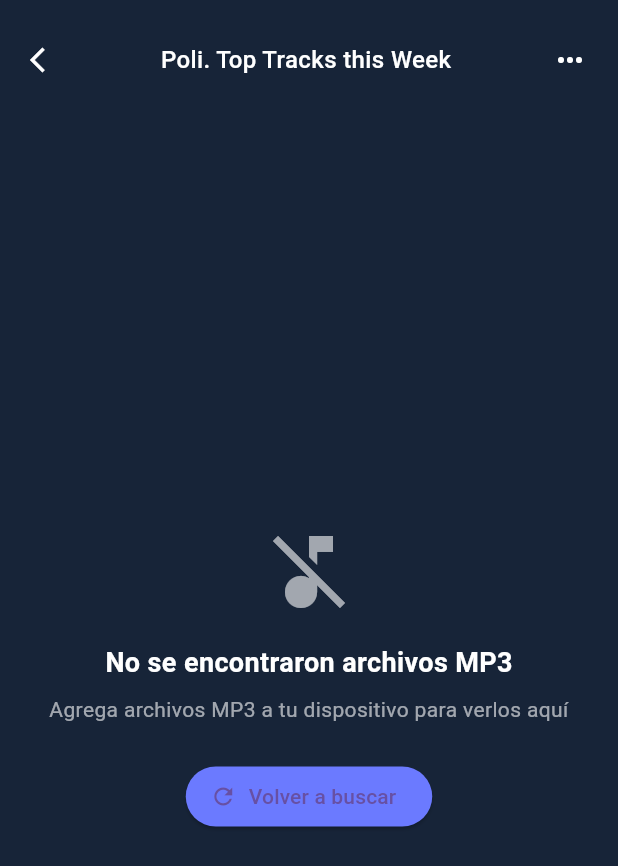
After one commit to arincon21/flutter_music_player, a Flutter app: the screen it shows after launch, after a tap on "Volver a buscar", on a phone screen of 412 x 824 dp. The commit adds this screen. Shown: the top 866 px of the screen. Run offline on Flutter 3.47's test engine with Material 3 defaults, Android fonts, the phone set to English and light mode, and no system bars; our stand-ins replace permission_handler; missing offline and left inert: sliding_up_panel2.

Commit message:
add list view of mp3

```diff
--- a/lib/main.dart
+++ b/lib/main.dart
@@ -1,6 +1,7 @@
 import 'package:flutter/material.dart';
 import 'package:sliding_up_panel2/sliding_up_panel2.dart';
 import 'package:flutter/services.dart';
+import 'track_list_widget.dart';
 
 void main() {
   runApp(MyApp());
@@ -44,8 +45,7 @@ class _MusicPlayerScreenState extends State<MusicPlayerScreen> {
             SlidingUpPanel(
               controller: _panelController,
               minHeight: 120,
-              maxHeight:
-                  MediaQuery.of(context).size.height -
+              maxHeight: MediaQuery.of(context).size.height -
                   100, // Reducido para no cubrir el título
               borderRadius: BorderRadius.vertical(top: Radius.circular(24)),
               color: Color(0xFFFEFFFF),
@@ -133,7 +133,7 @@ class _MusicPlayerScreenState extends State<MusicPlayerScreen> {
         child: Column(
           children: [
             _buildHeader(),
-            Expanded(child: _buildTrackList()),
+            Expanded(child: TrackListWidget()),
           ],
         ),
       ),
--- /dev/null
+++ b/lib/track_list_widget.dart
@@ -0,0 +1,489 @@
+import 'dart:io';
+import 'package:flutter/material.dart';
+import 'package:permission_handler/permission_handler.dart';
+import 'package:path_provider/path_provider.dart';
+
+class TrackListWidget extends StatefulWidget {
+  const TrackListWidget({Key? key}) : super(key: key);
+
+  @override
+  State<TrackListWidget> createState() => _TrackListWidgetState();
+}
+
+class _TrackListWidgetState extends State<TrackListWidget> {
+  List<File> mp3Files = [];
+  bool isLoading = false;
+  bool hasPermission = false;
+
+  @override
+  void initState() {
+    super.initState();
+    _checkPermissionsAndLoadFiles();
+  }
+
+  Future<void> _checkPermissionsAndLoadFiles() async {
+    setState(() {
+      isLoading = true;
+    });
+
+    // Para Android 13+ (API 33+) usar permisos específicos de audio
+    bool permissionGranted = false;
+
+    if (Platform.isAndroid) {
+      // Para Android 13+ (API 33+)
+      if (await Permission.audio.isDenied) {
+        final status = await Permission.audio.request();
+        permissionGranted = status.isGranted;
+      } else {
+        permissionGranted = await Permission.audio.isGranted;
+      }
+
+      // Fallback para versiones anteriores
+      if (!permissionGranted) {
+        if (await Permission.storage.isDenied) {
+          final status = await Permission.storage.request();
+          permissionGranted = status.isGranted;
+        } else {
+          permissionGranted = await Permission.storage.isGranted;
+        }
+      }
+
+      // Para Android 11+ también necesitamos MANAGE_EXTERNAL_STORAGE en algunos casos
+      if (!permissionGranted &&
+          await Permission.manageExternalStorage.isDenied) {
+        final status = await Permission.manageExternalStorage.request();
+        permissionGranted = status.isGranted;
+      }
+    } else {
+      permissionGranted = true; // Para iOS o otras plataformas
+    }
+
+    setState(() {
+      hasPermission = permissionGranted;
+    });
+
+    if (permissionGranted) {
+      await _loadMp3Files();
+    }
+
+    setState(() {
+      isLoading = false;
+    });
+  }
+
+  Future<void> _loadMp3Files() async {
+    setState(() {
+      isLoading = true;
+      mp3Files.clear(); // Limpiar la lista antes de empezar
+    });
+
+    // Usar un Set para evitar rutas duplicadas.
+    Set<String> foundPaths = {};
+
+    try {
+      // Obtener directorios comunes donde se almacenan archivos de audio
+      List<Directory> searchDirectories = [];
+
+      if (Platform.isAndroid) {
+        // Buscar solo en directorios específicos para evitar redundancia.
+        List<String> commonMusicPaths = [
+          '/storage/emulated/0/Music',
+          '/storage/emulated/0/Download',
+          '/storage/emulated/0/Documents',
+          '/sdcard/Music',
+          '/sdcard/Download',
+        ];
+
+        for (String path in commonMusicPaths) {
+          Directory dir = Directory(path);
+          if (await dir.exists()) {
+            searchDirectories.add(dir);
+          }
+        }
+      } else {
+        // Para iOS
+        Directory appDir = await getApplicationDocumentsDirectory();
+        searchDirectories.add(appDir);
+      }
+
+      List<File> foundFiles = [];
+
+      // Buscar archivos MP3 en todos los directorios
+      for (Directory dir in searchDirectories) {
+        // Pasamos el Set a la función de búsqueda
+        await _searchMp3InDirectory(dir, foundFiles, foundPaths);
+      }
+
+      // Ordenar por nombre
+      foundFiles.sort((a, b) => a.path
+          .split('/')
+          .last
+          .toLowerCase()
+          .compareTo(b.path.split('/').last.toLowerCase()));
+
+      setState(() {
+        mp3Files = foundFiles;
+      });
+    } catch (e) {
+      print('Error al buscar archivos MP3: $e');
+    } finally {
+      setState(() {
+        isLoading = false;
+      });
+    }
+  }
+
+  // Modificamos la función para que acepte el Set de rutas.
+  Future<void> _searchMp3InDirectory(
+      Directory dir, List<File> foundFiles, Set<String> foundPaths) async {
+    try {
+      await for (FileSystemEntity entity
+          in dir.list(recursive: true, followLinks: false)) {
+        if (entity is File && entity.path.toLowerCase().endsWith('.mp3')) {
+          try {
+            // SOLUCIÓN DEFINITIVA: Usar la ruta canónica para resolver 'apodos' como /sdcard/ y /storage/emulated/0/
+            final canonicalPath = await entity.resolveSymbolicLinks();
+            if (foundPaths.add(canonicalPath)) {
+              // .add() en un Set devuelve true si el elemento no existía.
+              foundFiles.add(entity);
+            }
+          } catch (e) {
+            print('No se pudo resolver la ruta para ${entity.path}: $e');
+            // Como fallback, usar la ruta absoluta si la canónica falla.
+            final absolutePath = entity.absolute.path;
+            if (foundPaths.add(absolutePath)) {
+              foundFiles.add(entity);
+            }
+          }
+        }
+      }
+    } catch (e) {
+      // Ignoramos errores de permisos en directorios específicos
+      print('Error al buscar en directorio ${dir.path}: $e');
+    }
+  }
+
+  String _getFileName(String path) {
+    return path.split('/').last.replaceAll('.mp3', '');
+  }
+
+  String _formatFileSize(int bytes) {
+    if (bytes < 1024) return '$bytes B';
+    if (bytes < 1024 * 1024) return '${(bytes / 1024).toStringAsFixed(1)} KB';
+    return '${(bytes / (1024 * 1024)).toStringAsFixed(1)} MB';
+  }
+
+  Color _getRandomColor() {
+    List<Color> colors = [
+      Color(0xFFFF6B6B),
+      Color(0xFF6B7AFF),
+      Color(0xFF4ECDC4),
+      Color(0xFFE8E8E8),
+      Color(0xFF2C2C2C),
+      Color(0xFFFFD93D),
+      Color(0xFF6BCF7F),
+      Color(0xFFFF8E53),
+      Color(0xFF845EC2),
+      Color(0xFF4E9FFF),
+    ];
+    return colors[DateTime.now().millisecond % colors.length];
+  }
+
+  String _getFileCategory(String fileName) {
+    // Puedes implementar lógica para categorizar por nombre o metadatos
+    List<String> categories = [
+      'Hiphop Rap',
+      'Alternative',
+      'Pop',
+      'Rock',
+      'Electronic'
+    ];
+    return categories[fileName.hashCode.abs() % categories.length];
+  }
+
+  String _getFileDuration(File file) {
+    // Simulamos duración basada en el tamaño del archivo
+    // En una implementación real, usarías un package como flutter_ffmpeg o similar
+    try {
+      int sizeInMB = file.lengthSync() ~/ (1024 * 1024);
+      int estimatedMinutes = (sizeInMB * 0.8).round(); // Estimación aproximada
+      if (estimatedMinutes < 60) {
+        return '${estimatedMinutes}m';
+      } else {
+        int hours = estimatedMinutes ~/ 60;
+        int minutes = estimatedMinutes % 60;
+        return '${hours}h ${minutes}m';
+      }
+    } catch (e) {
+      return '3m'; // Valor por defecto
+    }
+  }
+
+  Widget buildTrackList() {
+    if (isLoading) {
+      return const Center(
+        child: Column(
+          mainAxisAlignment: MainAxisAlignment.center,
+          children: [
+            CircularProgressIndicator(color: Colors.white),
+            SizedBox(height: 16),
+            Text(
+              'Buscando archivos MP3...',
+              style: TextStyle(color: Colors.white),
+            ),
+          ],
+        ),
+      );
+    }
+
+    if (!hasPermission) {
+      return Center(
+        child: Column(
+          mainAxisAlignment: MainAxisAlignment.center,
+          children: [
+            const Icon(
+              Icons.folder_off,
+              size: 64,
+              color: Colors.white60,
+            ),
+            const SizedBox(height: 16),
+            const Text(
+              'Sin permisos de almacenamiento',
+              style: TextStyle(
+                fontSize: 18,
+                fontWeight: FontWeight.bold,
+                color: Colors.white,
+              ),
+            ),
+            const SizedBox(height: 8),
+            const Text(
+              'Se necesitan permisos para acceder a los archivos de audio',
+              textAlign: TextAlign.center,
+              style: TextStyle(color: Colors.white60),
+            ),
+            const SizedBox(height: 16),
+            ElevatedButton(
+              onPressed: _checkPermissionsAndLoadFiles,
+              style: ElevatedButton.styleFrom(
+                backgroundColor: Color(0xFF6B7AFF),
+              ),
+              child: const Text('Solicitar permisos'),
+            ),
+          ],
+        ),
+      );
+    }
+
+    if (mp3Files.isEmpty) {
+      return Center(
+        child: Column(
+          mainAxisAlignment: MainAxisAlignment.center,
+          children: [
+            const Icon(
+              Icons.music_off,
+              size: 64,
+              color: Colors.white60,
+            ),
+            const SizedBox(height: 16),
+            const Text(
+              'No se encontraron archivos MP3',
+              style: TextStyle(
+                fontSize: 18,
+                fontWeight: FontWeight.bold,
+                color: Colors.white,
+              ),
+            ),
+            const SizedBox(height: 8),
+            const Text(
+              'Agrega archivos MP3 a tu dispositivo para verlos aquí',
+              textAlign: TextAlign.center,
+              style: TextStyle(color: Colors.white60),
+            ),
+            const SizedBox(height: 24),
+            ElevatedButton.icon(
+              onPressed: _loadMp3Files,
+              icon: Icon(Icons.refresh),
+              label: Text('Volver a buscar'),
+              style: ElevatedButton.styleFrom(
+                backgroundColor: Color(0xFF6B7AFF),
+              ),
+            ),
+          ],
+        ),
+      );
+    }
+
+    return Column(
+      crossAxisAlignment: CrossAxisAlignment.start,
+      children: [
+        Padding(
+          padding: const EdgeInsets.fromLTRB(20, 16, 20, 16),
+          child: Row(
+            mainAxisAlignment: MainAxisAlignment.spaceBetween,
+            children: [
+              Text(
+                'Archivos MP3 (${mp3Files.length})',
+                style: const TextStyle(
+                  fontSize: 18,
+                  fontWeight: FontWeight.bold,
+                  color: Colors.white,
+                ),
+              ),
+              GestureDetector(
+                onTap: _loadMp3Files,
+                child: Container(
+                  padding: EdgeInsets.all(8),
+                  child: Icon(
+                    Icons.refresh,
+                    color: Colors.white60,
+                    size: 24,
+                  ),
+                ),
+              ),
+            ],
+          ),
+        ),
+        Expanded(
+          child: ListView.builder(
+            padding: EdgeInsets.fromLTRB(20, 0, 20, 100),
+            itemCount: mp3Files.length,
+            itemBuilder: (context, index) {
+              File file = mp3Files[index];
+              String fileName = _getFileName(file.path);
+              String category = _getFileCategory(fileName);
+              String duration = _getFileDuration(file);
+              Color trackColor = _getRandomColor();
+
+              return Container(
+                margin: EdgeInsets.only(bottom: 16),
+                child: Row(
+                  children: [
+                    Container(
+                      width: 50,
+                      height: 50,
+                      decoration: BoxDecoration(
+                        color: trackColor,
+                        borderRadius: BorderRadius.circular(8),
+                      ),
+                      child: index == 0
+                          ? Center(
+                              child: Container(
+                                width: 20,
+                                height: 20,
+                                decoration: BoxDecoration(
+                                  color: Color(0xFF172438),
+                                  shape: BoxShape.circle,
+                                ),
+                              ),
+                            )
+                          : Center(
+                              child: Icon(
+                                Icons.music_note,
+                                color: Colors.white.withOpacity(0.8),
+                                size: 24,
+                              ),
+                            ),
+                    ),
+                    SizedBox(width: 12),
+                    Expanded(
+                      child: Column(
+                        crossAxisAlignment: CrossAxisAlignment.start,
+                        children: [
+                          Text(
+                            fileName,
+                            style: TextStyle(
+                              color: Colors.white,
+                              fontSize: 14,
+                              fontWeight: FontWeight.w500,
+                            ),
+                            maxLines: 1,
+                            overflow: TextOverflow.ellipsis,
+                          ),
+                          Text(
+                            'Artista desconocido',
+                            style:
+                                TextStyle(color: Colors.white60, fontSize: 12),
+                          ),
+                        ],
+                      ),
+                    ),
+                    Column(
+                      crossAxisAlignment: CrossAxisAlignment.end,
+                      children: [
+                        Text(
+                          duration,
+                          style: TextStyle(color: Colors.white60, fontSize: 12),
+                        ),
+                        Text(
+                          category,
+                          style: TextStyle(
+                            color: Colors.white.withOpacity(0.4),
+                            fontSize: 10,
+                          ),
+                        ),
+                      ],
+                    ),
+                    SizedBox(width: 8),
+                    GestureDetector(
+                      onTap: () => _showFileInfo(file),
+                      child: Icon(Icons.more_vert,
+                          color: Colors.white60, size: 20),
+                    ),
+                  ],
+                ),
+              );
+            },
+          ),
+        ),
+      ],
+    );
+  }
+
+  void _showFileInfo(File file) async {
+    FileStat stat = await file.stat();
+    showDialog(
+      context: context,
+      builder: (context) => AlertDialog(
+        backgroundColor: Color(0xFF1E1E1E),
+        title: Text(
+          _getFileName(file.path),
+          style: TextStyle(color: Colors.white),
+        ),
+        content: Column(
+          mainAxisSize: MainAxisSize.min,
+          crossAxisAlignment: CrossAxisAlignment.start,
+          children: [
+            Text(
+              'Ruta: ${file.path}',
+              style: TextStyle(color: Colors.white70),
+            ),
+            const SizedBox(height: 8),
+            Text(
+              'Tamaño: ${_formatFileSize(stat.size)}',
+              style: TextStyle(color: Colors.white70),
+            ),
+            const SizedBox(height: 8),
+            Text(
+              'Modificado: ${stat.modified.toString().split('.')[0]}',
+              style: TextStyle(color: Colors.white70),
+            ),
+          ],
+        ),
+        actions: [
+          TextButton(
+            onPressed: () => Navigator.pop(context),
+            child: const Text(
+              'Cerrar',
+              style: TextStyle(color: Color(0xFF6B7AFF)),
+            ),
+          ),
+        ],
+      ),
+    );
+  }
+
+  @override
+  Widget build(BuildContext context) {
+    return buildTrackList();
+  }
+}
--- a/pubspec.yaml
+++ b/pubspec.yaml
@@ -46,6 +46,8 @@ dev_dependencies:
   # package. See that file for information about deactivating specific lint
   # rules and activating additional ones.
   flutter_lints: ^5.0.0
+  permission_handler: ^11.0.1
+  path_provider: ^2.1.1
 
 # For information on the generic Dart part of this file, see the
 # following page: https://dart.dev/tools/pub/pubspec
```
Also changed, not shown: pubspec.lock, 5 other files.
